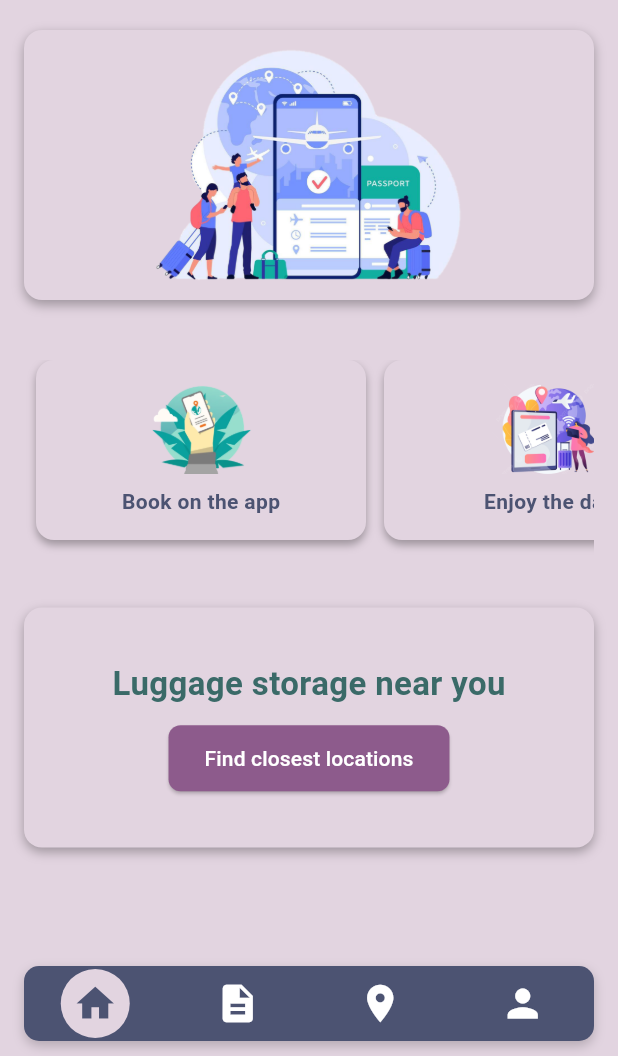
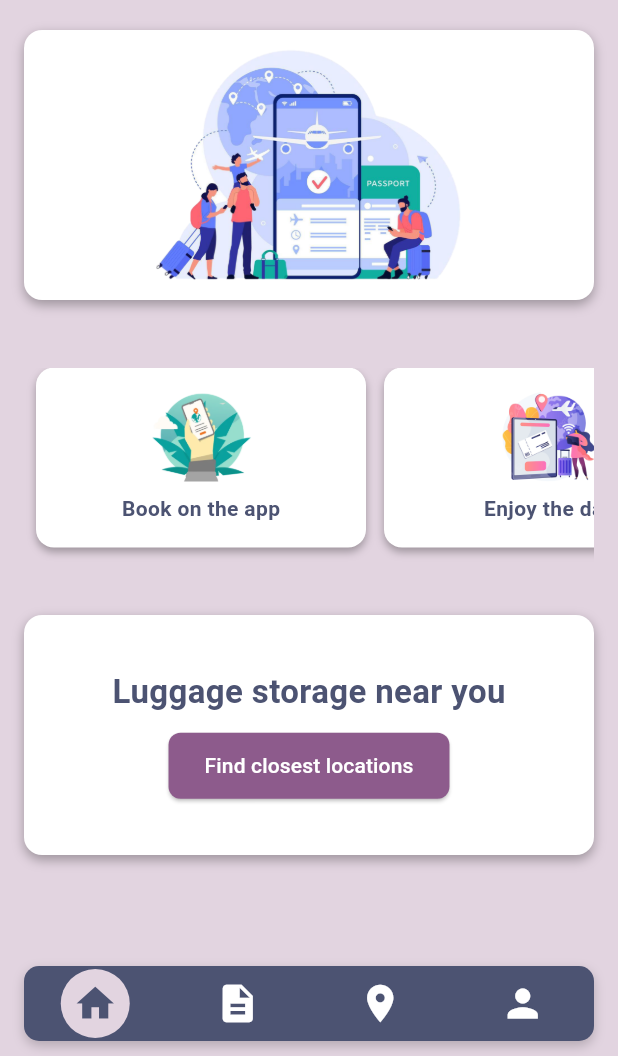
Before and after one commit to Prasad-k-Github/NEAR-ME-Luggage-storing-application, a Flutter app: the HomeScreen screen opened by its route, on a phone screen of 412 x 824 dp, the part 180-1236 px from its top. Run offline on Flutter 3.47's test engine with Material 3 defaults, Android fonts, the light colour scheme and no system bars; our stand-ins replace google_fonts; Roboto replaces fonts that are missing (Arial).

Commit message:
Refactor UI components for improved styling and layout consistency

```diff
--- a/lib/screens/home_screen.dart
+++ b/lib/screens/home_screen.dart
@@ -1,6 +1,6 @@
 import 'package:flutter/material.dart';
 import 'package:google_fonts/google_fonts.dart';
-import '../widgets/widgets.dart'; // Import the widgets.dart file
+import '../widgets/widgets.dart';
 
 class HomeScreen extends StatefulWidget {
   const HomeScreen({super.key});
@@ -56,7 +56,7 @@ class _HomeScreenState extends State<HomeScreen> {
                   height: 180,
                   width: double.infinity,
                   decoration: BoxDecoration(
-                    color: const Color(0xFFE2D4E0),
+                    color: const Color(0xFFFFFFFF),
                     borderRadius: BorderRadius.circular(12),
                     boxShadow: [
                       BoxShadow(
@@ -69,14 +69,14 @@ class _HomeScreenState extends State<HomeScreen> {
                   child: ClipRRect(
                     borderRadius: BorderRadius.circular(12),
                     child: Image.asset(
-                      'assets/images/large_image.png', // Replace with your image
-                      height: 80, // Adjusted height for the image
-                      width: 80, // Adjusted width for the image
+                      'assets/images/large_image.png',
+                      height: 80,
+                      width: 80,
                     ),
                   ),
                 ),
 
-                const SizedBox(height: 35),
+                const SizedBox(height: 40),
 
                 // Horizontal Cards Section
                 Padding(
@@ -122,7 +122,7 @@ class _HomeScreenState extends State<HomeScreen> {
                   height: 160,
                   width: double.infinity,
                   decoration: BoxDecoration(
-                    color: const Color(0xFFE2D4E0),
+                    color: const Color(0xFFFFFFFF),
                     borderRadius: BorderRadius.circular(12),
                     boxShadow: [
                       BoxShadow(
@@ -141,7 +141,7 @@ class _HomeScreenState extends State<HomeScreen> {
                           fontFamily: 'Arial',
                           fontSize: 22,
                           fontWeight: FontWeight.bold,
-                          color: Color(0xFF3A6A68),
+                          color: Color(0xFF4C5372),
                         ),
                       ),
                       const SizedBox(height: 10),
@@ -169,7 +169,6 @@ class _HomeScreenState extends State<HomeScreen> {
                     ],
                   ),
                 ),
-
                 const SizedBox(height: 20),
               ],
             ),
--- a/lib/widgets/widgets.dart
+++ b/lib/widgets/widgets.dart
@@ -74,12 +74,11 @@ Widget buildSocialButton(String assetPath) {
 Widget buildInfoCard(String title, String imagePath,
     {double imageHeight = 50, double imageWidth = double.infinity}) {
   return Container(
-    width:
-        220, // Adjusted width for larger cards// Adjusted height for larger cards
+    width: 220,
     margin: const EdgeInsets.only(right: 12),
     padding: const EdgeInsets.all(16), // Increased padding
     decoration: BoxDecoration(
-      color: const Color(0xFFE2D4E0),
+      color: const Color(0xFFFFFFFF),
       borderRadius: BorderRadius.circular(12),
       boxShadow: [
         BoxShadow(
```
Also changed, not shown: 4 other files.
